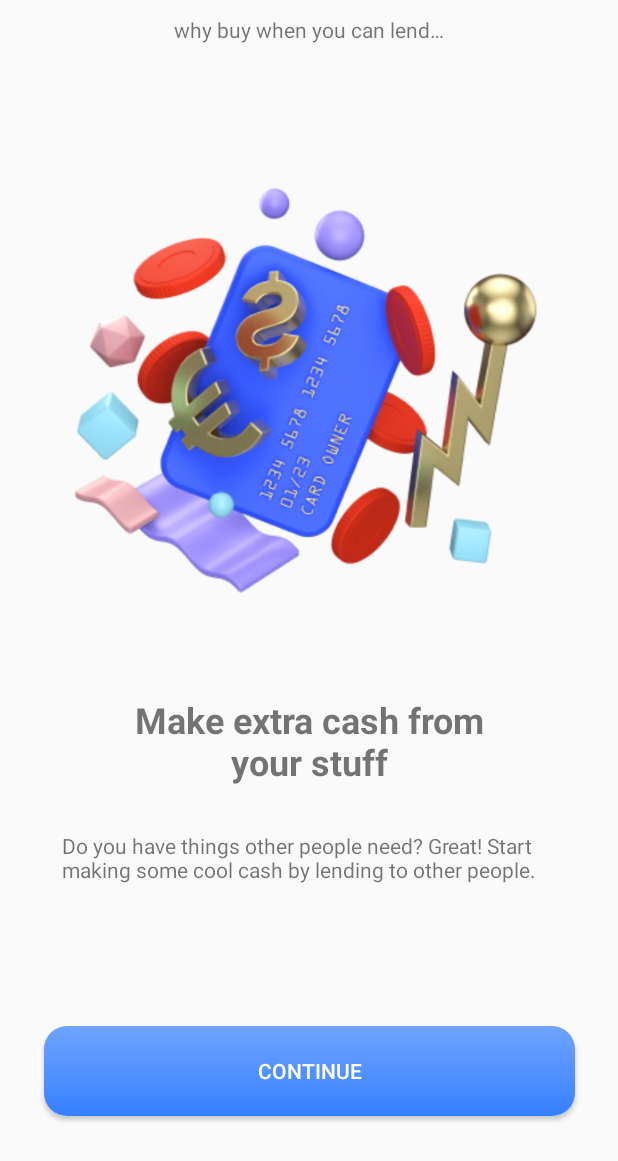
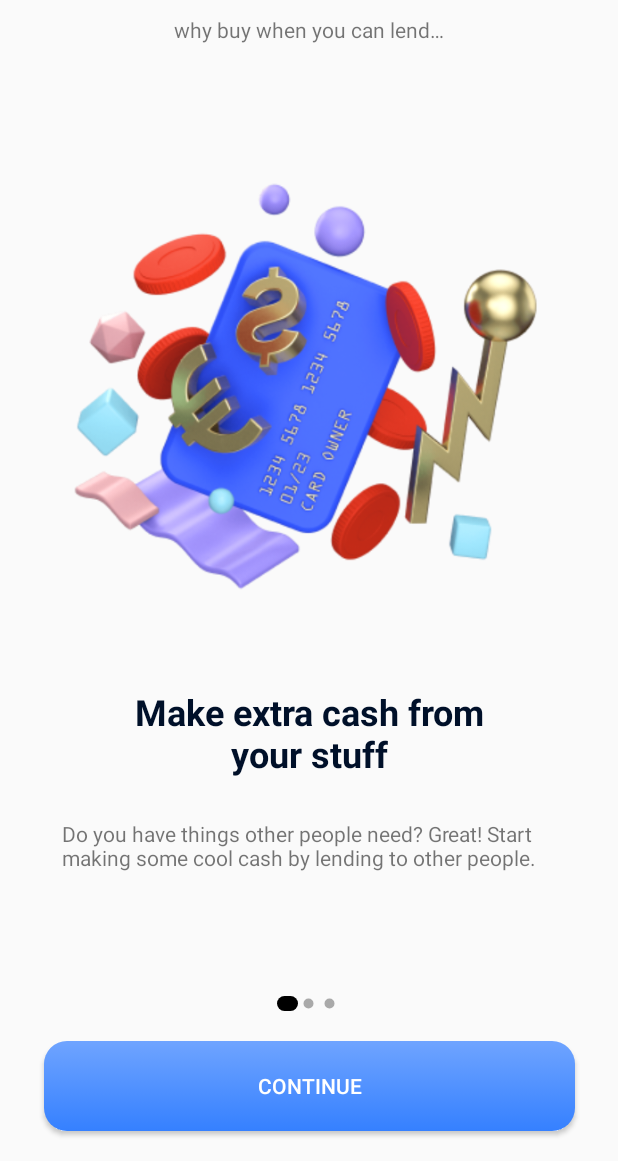
Before and after one commit to david-osas/iqube-task-four, an Android app: the screen it shows after launch (MainActivity), on a phone screen of 412 x 824 dp, the part 75-1236 px from its top. Run offline under Robolectric (Android 15) with nearby library versions, the phone set to English and light mode, and no system bars.

Commit message:
Add page indicator for viewpager and color for bold text

```diff
--- a/app/src/main/java/com/example/lendbak/FirstIntroFragment.java
+++ b/app/src/main/java/com/example/lendbak/IntroFragment.java
@@ -1,7 +1,5 @@
 package com.example.lendbak;
 
-import android.content.Context;
-import android.graphics.drawable.Drawable;
 import android.os.Bundle;
 
 import androidx.fragment.app.Fragment;
@@ -12,7 +10,7 @@ import android.view.ViewGroup;
 
 import com.example.lendbak.databinding.FragmentFirstIntroBinding;
 
-public class FirstIntroFragment extends Fragment {
+public class IntroFragment extends Fragment {
 
     private static final String ARG_PARAM1 = "positon";
     private int position = 0;
@@ -20,13 +18,13 @@ public class FirstIntroFragment extends Fragment {
     private int[] images = {R.drawable.first_intro, R.drawable.second_intro, R.drawable.third_intro};
     private int[] headings = {R.string.firstIntroHeading, R.string.secondIntroHeading, R.string.thirdIntroHeading};
 
-    public FirstIntroFragment() {
+    public IntroFragment() {
         // Required empty public constructor
     }
 
 
-    public static FirstIntroFragment newInstance(int param1) {
-        FirstIntroFragment fragment = new FirstIntroFragment();
+    public static IntroFragment newInstance(int param1) {
+        IntroFragment fragment = new IntroFragment();
         Bundle args = new Bundle();
         args.putInt(ARG_PARAM1, param1);
         fragment.setArguments(args);
--- a/app/src/main/java/com/example/lendbak/IntroViewPagerAdapter.java
+++ b/app/src/main/java/com/example/lendbak/IntroViewPagerAdapter.java
@@ -16,7 +16,7 @@ public class IntroViewPagerAdapter extends FragmentStateAdapter {
     @NonNull
     @Override
     public Fragment createFragment(int position) {
-        return FirstIntroFragment.newInstance(position);
+        return IntroFragment.newInstance(position);
     }
 
     @Override
--- a/app/src/main/java/com/example/lendbak/MainActivity.java
+++ b/app/src/main/java/com/example/lendbak/MainActivity.java
@@ -1,5 +1,6 @@
 package com.example.lendbak;
 
+import androidx.annotation.NonNull;
 import androidx.fragment.app.FragmentActivity;
 import androidx.viewpager2.adapter.FragmentStateAdapter;
 import androidx.viewpager2.widget.ViewPager2;
@@ -9,6 +10,8 @@ import android.os.Bundle;
 import android.view.View;
 
 import com.example.lendbak.databinding.ActivityMainBinding;
+import com.google.android.material.tabs.TabLayout;
+import com.google.android.material.tabs.TabLayoutMediator;
 
 public class MainActivity extends FragmentActivity {
 
@@ -28,6 +31,13 @@ public class MainActivity extends FragmentActivity {
         binding.button.setText(R.string.continueBtn);
 
         viewPagerListener();
+        TabLayout tabLayout = binding.tabLayout;
+        new TabLayoutMediator(tabLayout, viewPager, new TabLayoutMediator.TabConfigurationStrategy() {
+            @Override
+            public void onConfigureTab(@NonNull TabLayout.Tab tab, int position) {
+
+            }
+        }).attach();
     }
 
     public void showIntro(View view){
--- /dev/null
+++ b/app/src/main/res/drawable/default_dot.xml
@@ -0,0 +1,7 @@
+<shape xmlns:android="http://schemas.android.com/apk/res/android"
+    android:shape="ring"
+    android:thickness="3dp"
+    android:useLevel="false"
+    android:innerRadius="0dp">
+  <solid android:color="#a9a9a9"/>
+</shape>
--- /dev/null
+++ b/app/src/main/res/drawable/page_indicator.xml
@@ -0,0 +1,6 @@
+<?xml version="1.0" encoding="utf-8"?>
+<selector xmlns:android="http://schemas.android.com/apk/res/android">
+    <item android:drawable="@drawable/selected_dot"
+        android:state_selected="true"/>
+    <item android:drawable="@drawable/default_dot"/>
+</selector>
--- /dev/null
+++ b/app/src/main/res/drawable/selected_dot.xml
@@ -0,0 +1,5 @@
+<shape xmlns:android="http://schemas.android.com/apk/res/android"
+    android:shape="rectangle">
+  <corners android:radius="50dp"/>
+  <solid android:color="#000000"/>
+</shape>
--- a/app/src/main/res/layout/activity_login.xml
+++ b/app/src/main/res/layout/activity_login.xml
@@ -48,6 +48,7 @@
         android:layout_marginStart="20dp"
         android:layout_marginTop="100dp"
         android:text="@string/login"
+        android:textColor="@color/title"
         android:textSize="20sp"
         android:textStyle="bold"
         app:layout_constraintStart_toStartOf="parent"
--- a/app/src/main/res/layout/activity_main.xml
+++ b/app/src/main/res/layout/activity_main.xml
@@ -36,8 +36,8 @@
         android:layout_marginStart="1dp"
         android:layout_marginTop="1dp"
         android:layout_marginEnd="1dp"
-        android:layout_marginBottom="10dp"
-        app:layout_constraintBottom_toTopOf="@+id/button"
+        android:layout_marginBottom="5dp"
+        app:layout_constraintBottom_toTopOf="@+id/tabLayout"
         app:layout_constraintEnd_toEndOf="parent"
         app:layout_constraintStart_toStartOf="parent"
         app:layout_constraintTop_toBottomOf="@+id/textView" />
@@ -47,15 +47,31 @@
         android:layout_width="354dp"
         android:layout_height="60dp"
         android:layout_marginStart="20dp"
-        android:layout_marginTop="10dp"
         android:layout_marginEnd="20dp"
-        android:layout_marginBottom="30dp"
+        android:layout_marginBottom="20dp"
         android:background="@drawable/button_grad"
         android:onClick="showIntro"
         android:text="@string/continueBtn"
         android:textColor="@color/btnText"
         app:layout_constraintBottom_toBottomOf="parent"
         app:layout_constraintEnd_toEndOf="parent"
+        app:layout_constraintStart_toStartOf="parent" />
+
+    <com.google.android.material.tabs.TabLayout
+        android:id="@+id/tabLayout"
+        android:layout_width="match_parent"
+        android:layout_height="10dp"
+        android:layout_marginTop="5dp"
+        android:layout_marginBottom="20dp"
+        app:layout_constraintBottom_toTopOf="@+id/button"
+        app:layout_constraintEnd_toEndOf="parent"
         app:layout_constraintStart_toStartOf="parent"
-        app:layout_constraintTop_toBottomOf="@+id/introViewPager" />
+        app:layout_constraintTop_toBottomOf="@+id/introViewPager"
+        app:tabBackground="@drawable/page_indicator"
+        app:tabGravity="center"
+        app:tabIndicatorHeight="0dp"
+        app:tabMaxWidth="14dp"
+        app:tabMode="scrollable" />
+
+
 </androidx.constraintlayout.widget.ConstraintLayout>
--- a/app/src/main/res/layout/activity_sign_up.xml
+++ b/app/src/main/res/layout/activity_sign_up.xml
@@ -36,6 +36,7 @@
         android:layout_marginStart="20dp"
         android:layout_marginTop="80dp"
         android:text="@string/signup"
+        android:textColor="@color/title"
         android:textSize="20sp"
         android:textStyle="bold"
         app:layout_constraintStart_toStartOf="parent"
--- a/app/src/main/res/layout/activity_verify.xml
+++ b/app/src/main/res/layout/activity_verify.xml
@@ -25,6 +25,7 @@
         android:layout_marginTop="10dp"
         android:text="@string/verifyEmailTitle"
         android:textAlignment="center"
+        android:textColor="@color/title"
         android:textSize="24sp"
         android:textStyle="bold"
         app:layout_constraintEnd_toEndOf="parent"
--- a/app/src/main/res/layout/fragment_first_intro.xml
+++ b/app/src/main/res/layout/fragment_first_intro.xml
@@ -4,7 +4,7 @@
     xmlns:tools="http://schemas.android.com/tools"
     android:layout_width="match_parent"
     android:layout_height="match_parent"
-    tools:context=".FirstIntroFragment">
+    tools:context=".IntroFragment">
 
     <TextView
         android:id="@+id/textView3"
@@ -31,6 +31,7 @@
         android:layout_marginBottom="5dp"
         android:text="@string/firstIntroHeading"
         android:textAlignment="center"
+        android:textColor="@color/title"
         android:textSize="24sp"
         android:textStyle="bold"
         app:layout_constraintBottom_toTopOf="@+id/textView3"
--- a/app/src/main/res/values/colors.xml
+++ b/app/src/main/res/values/colors.xml
@@ -4,6 +4,7 @@
     <color name="colorPrimaryDark">#3700B3</color>
     <color name="colorAccent">#FFCB27</color>
 
+    <color name="title">#001029</color>
     <color name="btnGradStart">#6FA4FF</color>
     <color name="btnGradEnd">#3580FF</color>
     <color name="btnText">#FFFFFF</color>
```
